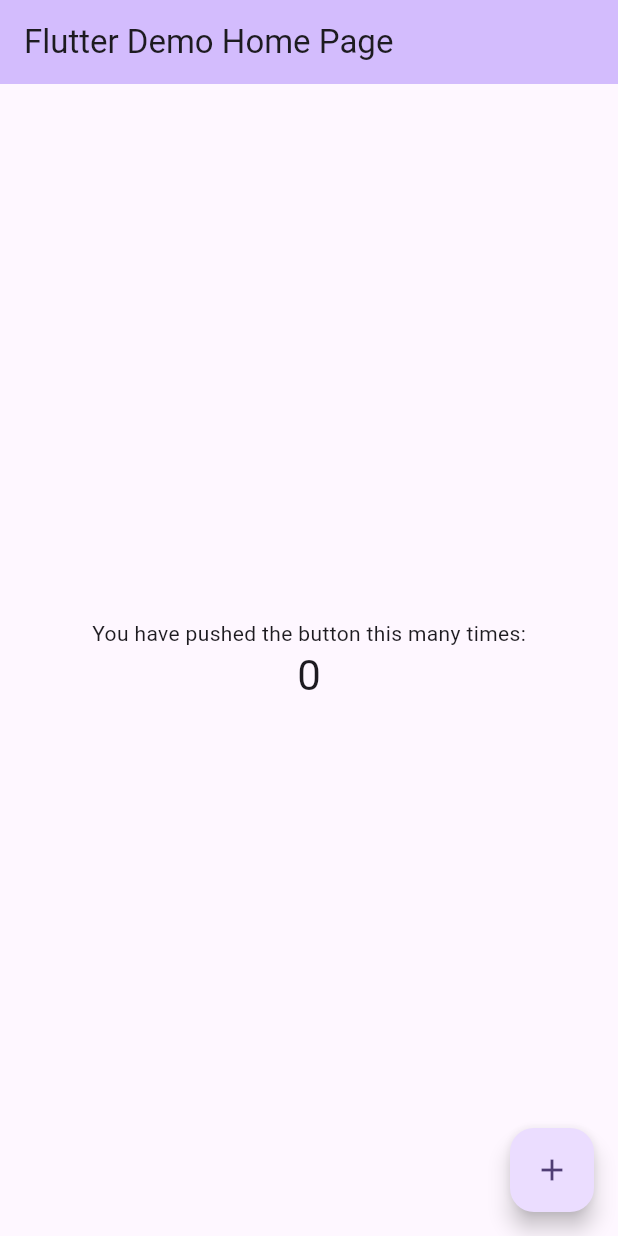
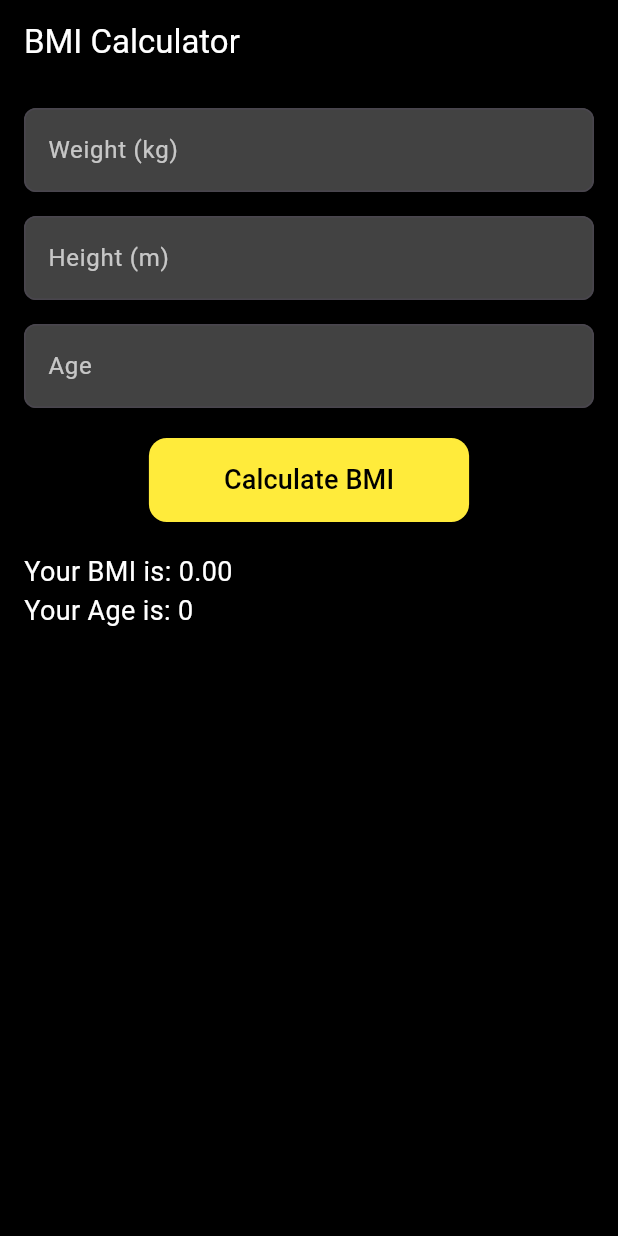
Before and after one commit to HilalSyah/AndroidGetX, a Flutter app: the screen it shows after launch, on a phone screen of 412 x 824 dp. Run offline on Flutter 3.47's test engine with Material 3 defaults, Android fonts, the phone set to English and light mode, and no system bars; our stand-ins replace get.

Commit message:
Struktur Dan Kalkulator BMI [HS,FA,SH]

```diff
--- /dev/null
+++ b/lib/app/modules/bmi/bindings/bmi.bindings.dart
@@ -0,0 +1,11 @@
+
+import 'package:get/get.dart';
+
+import '../controllers/bmi_controller.dart';
+
+class BMIBinding extends Bindings {
+  @override
+  void dependencies() {
+    Get.lazyPut<BMIController>(() => BMIController());
+  }
+}
--- /dev/null
+++ b/lib/app/modules/bmi/controllers/bmi_controller.dart
@@ -0,0 +1,18 @@
+import 'package:get/get.dart';
+
+class BMIController extends GetxController {
+  var weight = 0.0.obs;
+  var height = 0.0.obs;
+  var age = 0.obs;
+  var bmi = 0.0.obs;
+
+  void calculateBMI() {
+    if (height.value > 0) {
+      double heightInMeters = height.value / 100;
+      bmi.value = weight.value / (heightInMeters * heightInMeters);
+      print('Weight: ${weight.value}, Height: $heightInMeters m, BMI: ${bmi.value}');
+    } else {
+      print('Invalid height: ${height.value}');
+    }
+  }
+}
--- /dev/null
+++ b/lib/app/modules/bmi/views/bmi_views.dart
@@ -0,0 +1,120 @@
+import 'package:flutter/material.dart';
+import 'package:get/get.dart';
+import '../controllers/bmi_controller.dart';
+
+class BMIView extends StatelessWidget {
+  const BMIView({super.key});
+
+  @override
+  Widget build(BuildContext context) {
+    final BMIController controller = Get.put(BMIController());
+
+    return Scaffold(
+      backgroundColor: Colors.black,
+      appBar: AppBar(
+        title: const Text(
+          'BMI Calculator',
+          style: TextStyle(color: Colors.white),
+        ),
+        backgroundColor: Colors.black,
+      ),
+      body: Padding(
+        padding: const EdgeInsets.all(16.0),
+        child: Column(
+          crossAxisAlignment: CrossAxisAlignment.start,
+          children: [
+            TextField(
+              style: const TextStyle(color: Colors.white),
+              decoration: InputDecoration(
+                labelText: 'Weight (kg)',
+                labelStyle:
+                    const TextStyle(color: Colors.white70),
+                filled: true,
+                fillColor: Colors.grey[800],
+                border: OutlineInputBorder(
+                  borderRadius: BorderRadius.circular(8.0),
+                  borderSide: const BorderSide(color: Colors.grey),
+                ),
+                focusedBorder: OutlineInputBorder(
+                  borderRadius: BorderRadius.circular(8.0),
+                  borderSide:
+                      const BorderSide(color: Colors.yellow),
+                ),
+              ),
+              keyboardType: TextInputType.number,
+              onChanged: (value) =>
+                  controller.weight.value = double.tryParse(value) ?? 0,
+            ),
+            const SizedBox(height: 16),
+            TextField(
+              style: const TextStyle(color: Colors.white),
+              decoration: InputDecoration(
+                labelText: 'Height (m)',
+                labelStyle: const TextStyle(color: Colors.white70),
+                filled: true,
+                fillColor: Colors.grey[800],
+                border: OutlineInputBorder(
+                  borderRadius: BorderRadius.circular(8.0),
+                  borderSide: const BorderSide(color: Colors.grey),
+                ),
+                focusedBorder: OutlineInputBorder(
+                  borderRadius: BorderRadius.circular(8.0),
+                  borderSide: const BorderSide(color: Colors.yellow),
+                ),
+              ),
+              keyboardType: TextInputType.number,
+              onChanged: (value) =>
+                  controller.height.value = double.tryParse(value) ?? 0,
+            ),
+            const SizedBox(height: 16),
+            TextField(
+              style: const TextStyle(color: Colors.white),
+              decoration: InputDecoration(
+                labelText: 'Age',
+                labelStyle: const TextStyle(color: Colors.white70),
+                filled: true,
+                fillColor: Colors.grey[800],
+                border: OutlineInputBorder(
+                  borderRadius: BorderRadius.circular(8.0),
+                  borderSide: const BorderSide(color: Colors.grey),
+                ),
+                focusedBorder: OutlineInputBorder(
+                  borderRadius: BorderRadius.circular(8.0),
+                  borderSide: const BorderSide(color: Colors.yellow),
+                ),
+              ),
+              keyboardType: TextInputType.number,
+              onChanged: (value) =>
+                  controller.age.value = int.tryParse(value) ?? 0,
+            ),
+            const SizedBox(height: 20),
+            Center(
+              child: ElevatedButton(
+                style: ElevatedButton.styleFrom(
+                  foregroundColor: Colors.black,
+                  backgroundColor:
+                      Colors.yellow, // Warna teks pada tombol hitam
+                  padding: const EdgeInsets.symmetric(horizontal: 50, vertical: 15),
+                  shape: RoundedRectangleBorder(
+                    borderRadius: BorderRadius.circular(12),
+                  ),
+                ),
+                onPressed: controller.calculateBMI,
+                child: const Text('Calculate BMI', style: TextStyle(fontSize: 18)),
+              ),
+            ),
+            const SizedBox(height: 20),
+            Obx(() => Text(
+                  'Your BMI is: ${controller.bmi.value.toStringAsFixed(2)}',
+                  style: const TextStyle(color: Colors.white, fontSize: 18),
+                )),
+            Obx(() => Text(
+                  'Your Age is: ${controller.age.value}',
+                  style: const TextStyle(color: Colors.white, fontSize: 18),
+                )),
+          ],
+        ),
+      ),
+    );
+  }
+}
--- /dev/null
+++ b/lib/app/modules/routers/app_pages.dart
@@ -0,0 +1,15 @@
+import 'package:get/get.dart';
+import 'package:getx_kalkulator_bmi/app/modules/bmi/views/bmi_views.dart';
+
+
+abstract class Routes {
+  static const BMI = '/bmi';
+}
+
+abstract class AppPages {
+  static const INITIAL = Routes.BMI;
+
+  static final routes = [
+    GetPage(name: Routes.BMI, page:() => BMIView ()),
+  ];
+}
--- a/lib/main.dart
+++ b/lib/main.dart
@@ -1,4 +1,5 @@
 import 'package:flutter/material.dart';
+import 'package:getx_kalkulator_bmi/app/modules/bmi/views/bmi_views.dart';
 
 void main() {
   runApp(const MyApp());
@@ -11,27 +12,13 @@ class MyApp extends StatelessWidget {
   @override
   Widget build(BuildContext context) {
     return MaterialApp(
-      title: 'Flutter Demo',
+      debugShowCheckedModeBanner: false,
+      title: 'BMI Calculator',
       theme: ThemeData(
-        // This is the theme of your application.
-        //
-        // TRY THIS: Try running your application with "flutter run". You'll see
-        // the application has a purple toolbar. Then, without quitting the app,
-        // try changing the seedColor in the colorScheme below to Colors.green
-        // and then invoke "hot reload" (save your changes or press the "hot
-        // reload" button in a Flutter-supported IDE, or press "r" if you used
-        // the command line to start the app).
-        //
-        // Notice that the counter didn't reset back to zero; the application
-        // state is not lost during the reload. To reset the state, use hot
-        // restart instead.
-        //
-        // This works for code too, not just values: Most code changes can be
-        // tested with just a hot reload.
         colorScheme: ColorScheme.fromSeed(seedColor: Colors.deepPurple),
         useMaterial3: true,
       ),
-      home: const MyHomePage(title: 'Flutter Demo Home Page'),
+      home: BMIView(),
     );
   }
 }
--- a/pubspec.yaml
+++ b/pubspec.yaml
@@ -35,6 +35,7 @@ dependencies:
   # The following adds the Cupertino Icons font to your application.
   # Use with the CupertinoIcons class for iOS style icons.
   cupertino_icons: ^1.0.6
+  get: ^4.6.6
 
 dev_dependencies:
   flutter_test:
```
Also changed, not shown: pubspec.lock.
